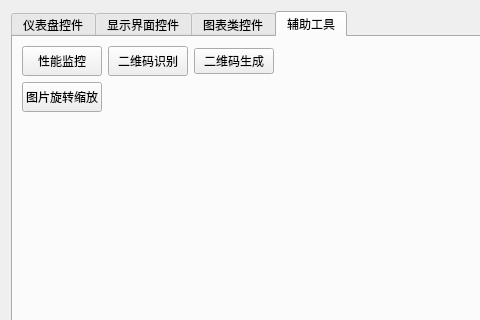
Before: the Qt Designer form Exmaple/examplewidget.ui in kevinlq/LQFramKit, drawn with Qt 5; both pictures show x 0 to 480 and y 0 to 320 of the 697 by 578 pixel window.
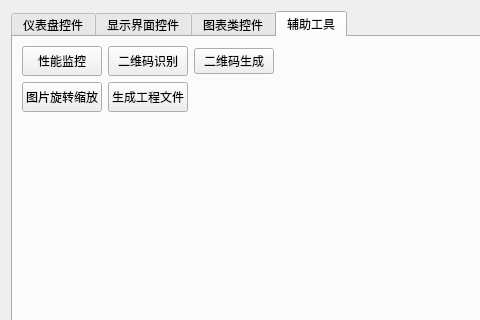
After: the same form once the commit is applied.

The edit to the form file:
```diff
--- a/Exmaple/examplewidget.ui
+++ b/Exmaple/examplewidget.ui
@@ -557,6 +557,19 @@
              </property>
             </widget>
            </item>
+           <item>
+            <widget class="QPushButton" name="pushButton_29">
+             <property name="minimumSize">
+              <size>
+               <width>0</width>
+               <height>30</height>
+              </size>
+             </property>
+             <property name="text">
+              <string>生成工程文件</string>
+             </property>
+            </widget>
+           </item>
            <item>
             <spacer name="horizontalSpacer_4">
              <property name="orientation">
```
